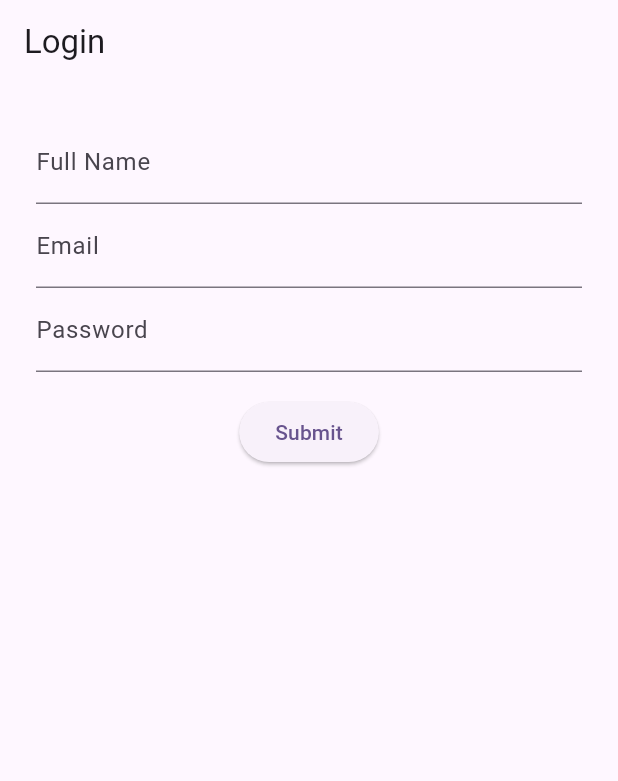
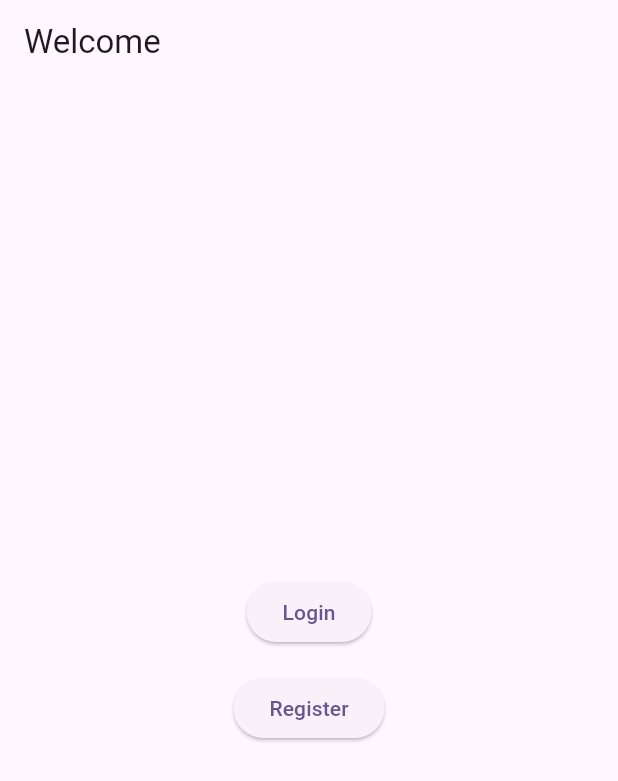
Before and after one commit to saisurisettigriffith/flutter_demo_ssuriset, a Flutter app: the screen it shows after launch, on a phone screen of 412 x 824 dp. Shown: the top 781 px of the screen. Run offline on Flutter 3.47's test engine with Material 3 defaults, Android fonts, the phone set to English and light mode, and no system bars; our stand-ins replace firebase_auth, firebase_core; accounts and stored records are empty.

Commit message:
Register and Login

```diff
--- a/lib/main.dart
+++ b/lib/main.dart
@@ -1,10 +1,14 @@
-// lib/main.dart
-
 import 'package:flutter/material.dart';
 import 'package:firebase_core/firebase_core.dart';
-import 'package:firebase_auth/firebase_auth.dart';
 import 'package:provider/provider.dart';
 import 'firebase_options.dart';
+
+import 'services/auth_service.dart';
+import 'view_models/auth_view_model.dart';
+import 'pages/landing_page.dart';
+import 'pages/login_page.dart';
+import 'pages/register_page.dart';
+import 'pages/home_page.dart';
 
 Future<void> main() async {
   WidgetsFlutterBinding.ensureInitialized();
@@ -19,179 +23,25 @@
 
   @override
   Widget build(BuildContext context) {
-    return ChangeNotifierProvider<AuthViewModel>(
-      create: (_) => AuthViewModel(),
+    return Provider<AuthService>(
+      create: (_) => FirebaseAuthService(),
+      child: ChangeNotifierProvider<AuthViewModel>(
+        create: (ctx) => AuthViewModel(ctx.read<AuthService>()),
         child: MaterialApp(
           title: 'Flutter Demo by Sai Surisetti',
           theme: ThemeData.from(
             colorScheme: ColorScheme.fromSeed(seedColor: Colors.deepPurple),
             useMaterial3: true,
           ),
-        home: const AuthGate(),
-      ),
-    );
-  }
-}
-
-class AuthViewModel extends ChangeNotifier {
-  final FirebaseAuth _auth = FirebaseAuth.instance;
-  bool _loading = false;
-  String? _error;
-
-  bool get loading => _loading;
-  String? get error => _error;
-
-  Future<void> signInOrRegister({
-    required String fullName,
-    required String email,
-    required String password,
-  }) async {
-    _loading = true;
-    _error = null;
-    notifyListeners();
-
-    try {
-      await _auth.signInWithEmailAndPassword(email: email, password: password);
-    } on FirebaseAuthException catch (e) {
-      if (e.code == 'user-not-found') {
-        final cred = await _auth.createUserWithEmailAndPassword(
-          email: email,
-          password: password,
-        );
-        await cred.user?.updateDisplayName(fullName);
-      } else {
-        _error = e.message;
-      }
-    } catch (e) {
-      _error = e.toString();
-    }
-
-    _loading = false;
-    notifyListeners();
-  }
-
-  Future<void> signOut() => _auth.signOut();
-}
-
-class AuthGate extends StatelessWidget {
-  const AuthGate({Key? key}) : super(key: key);
-
-  @override
-  Widget build(BuildContext context) {
-    return StreamBuilder<User?>(
-      stream: FirebaseAuth.instance.authStateChanges(),
-      builder: (context, snapshot) {
-        if (snapshot.connectionState == ConnectionState.active) {
-          return snapshot.data == null ? const LoginPage() : const HomePage();
-        }
-        return const Scaffold(
-          body: Center(child: CircularProgressIndicator()),
-        );
+          initialRoute: '/landing',
+          routes: {
+            '/landing': (_) => const LandingPage(),
+            '/login': (_) => const LoginPage(),
+            '/register': (_) => const RegisterPage(),
+            '/home': (_) => const HomePage(),
           },
-    );
-  }
-}
-
-class LoginPage extends StatefulWidget {
-  const LoginPage({Key? key}) : super(key: key);
-
-  @override
-  State<LoginPage> createState() => _LoginPageState();
-}
-
-class _LoginPageState extends State<LoginPage> {
-  final _formKey = GlobalKey<FormState>();
-  final _nameCtrl = TextEditingController();
-  final _emailCtrl = TextEditingController();
-  final _passCtrl = TextEditingController();
-
-  @override
-  void dispose() {
-    _nameCtrl.dispose();
-    _emailCtrl.dispose();
-    _passCtrl.dispose();
-    super.dispose();
-  }
-
-  @override
-  Widget build(BuildContext context) {
-    final vm = context.watch<AuthViewModel>();
-
-    return Scaffold(
-      appBar: AppBar(title: const Text('Login')),
-      body: Padding(
-        padding: const EdgeInsets.all(24),
-        child: Form(
-          key: _formKey,
-          child: Column(mainAxisSize: MainAxisSize.min, children: [
-            TextFormField(
-              controller: _nameCtrl,
-              decoration: const InputDecoration(labelText: 'Full Name'),
-              validator: (v) =>
-                  (v != null && v.trim().isNotEmpty) ? null : 'Enter your name',
-            ),
-            TextFormField(
-              controller: _emailCtrl,
-              decoration: const InputDecoration(labelText: 'Email'),
-              validator: (v) =>
-                  (v != null && v.contains('@')) ? null : 'Enter valid email',
-            ),
-            TextFormField(
-              controller: _passCtrl,
-              decoration: const InputDecoration(labelText: 'Password'),
-              obscureText: true,
-              validator: (v) =>
-                  (v != null && v.length >= 6) ? null : 'Min 6 chars',
-            ),
-            const SizedBox(height: 16),
-            if (vm.error != null)
-              Text(vm.error!, style: const TextStyle(color: Colors.red)),
-            ElevatedButton(
-              onPressed: vm.loading
-                  ? null
-                  : () {
-                      if (_formKey.currentState!.validate()) {
-                        vm.signInOrRegister(
-                          fullName: _nameCtrl.text.trim(),
-                          email: _emailCtrl.text.trim(),
-                          password: _passCtrl.text,
-                        );
-                      }
-                    },
-              child: vm.loading
-                  ? const CircularProgressIndicator()
-                  : const Text('Submit'),
-            ),
-          ]),
         ),
       ),
     );
   }
 }
-
-class HomePage extends StatelessWidget {
-  const HomePage({Key? key}) : super(key: key);
-
-  @override
-  Widget build(BuildContext context) {
-    final user = FirebaseAuth.instance.currentUser!;
-
-    return Scaffold(
-      appBar: AppBar(
-        title: const Text('Home'),
-        actions: [
-          IconButton(
-            icon: const Icon(Icons.logout),
-            onPressed: () => context.read<AuthViewModel>().signOut(),
-          )
-        ],
-      ),
-      body: Center(
-        child: Text(
-          "Hey, ${user.displayName ?? user.email}! You’re successfully logged in.",
-          style: Theme.of(context).textTheme.headlineSmall,
-        ),
-      ),
-    );
-  }
-}
--- /dev/null
+++ b/lib/pages/landing_page.dart
@@ -0,0 +1,30 @@
+// lib/pages/landing_page.dart
+
+import 'package:flutter/material.dart';
+
+class LandingPage extends StatelessWidget {
+  const LandingPage({super.key});
+
+  @override
+  Widget build(BuildContext context) {
+    return Scaffold(
+      appBar: AppBar(title: const Text('Welcome')),
+      body: Center(
+        child: Column(
+          mainAxisSize: MainAxisSize.min,
+          children: [
+            ElevatedButton(
+              onPressed: () => Navigator.pushReplacementNamed(context, '/login'),
+              child: const Text('Login'),
+            ),
+            const SizedBox(height: 16),
+            ElevatedButton(
+              onPressed: () => Navigator.pushReplacementNamed(context, '/register'),
+              child: const Text('Register'),
+            ),
+          ],
+        ),
+      ),
+    );
+  }
+}
--- /dev/null
+++ b/lib/services/auth_service.dart
@@ -0,0 +1,31 @@
+import 'package:firebase_auth/firebase_auth.dart';
+
+abstract interface class AuthService {
+  Stream<User?> authChanges();
+  Future<void> login(String email, String password);
+  Future<void> register(String fullName, String email, String password);
+  Future<void> logout();
+}
+
+class FirebaseAuthService implements AuthService {
+  final FirebaseAuth _auth = FirebaseAuth.instance;
+
+  @override
+  Stream<User?> authChanges() => _auth.authStateChanges();
+
+  @override
+  Future<void> login(String email, String password) =>
+      _auth.signInWithEmailAndPassword(email: email, password: password);
+
+  @override
+  Future<void> register(String fullName, String email, String password) async {
+    final cred = await _auth.createUserWithEmailAndPassword(
+      email: email,
+      password: password,
+    );
+    await cred.user?.updateDisplayName(fullName);
+  }
+
+  @override
+  Future<void> logout() => _auth.signOut();
+}
--- /dev/null
+++ b/lib/view_models/auth_view_model.dart
@@ -0,0 +1,38 @@
+import 'package:flutter/foundation.dart';
+import '../services/auth_service.dart';
+
+class AuthViewModel extends ChangeNotifier {
+  final AuthService _svc;
+  AuthViewModel(this._svc);
+
+  bool _loading = false;
+  String? _error;
+  bool get loading => _loading;
+  String? get error => _error;
+
+  Future<void> login(String email, String pw) => _wrap(() => _svc.login(email, pw));
+  Future<void> register(String name, String email, String pw) =>
+      _wrap(() => _svc.register(name, email, pw));
+  Future<void> logout() => _svc.logout();
+
+  Future<void> _wrap(Future<void> Function() op) async {
+    _loading = true;
+    _error = null;
+    notifyListeners();
+    try {
+      await op();
+    } on Exception catch (e) {
+      _error = _humanize(e);
+    }
+    _loading = false;
+    notifyListeners();
+  }
+
+  String _humanize(Object e) {
+    final msg = e.toString();
+    if (msg.contains('wrong-password')) return 'Wrong password.';
+    if (msg.contains('email-already-in-use')) return 'Email already registered.';
+    if (msg.contains('user-not-found')) return 'User not found. Register first.';
+    return msg;
+  }
+}
```
Also changed, not shown: lib/pages/home_page.dart (added, +37 -0 lines), lib/pages/login_page.dart (added, +78 -0 lines), lib/pages/register_page.dart (added, +87 -0 lines), 1 other file. Lines whose indentation alone changed are shown as unchanged.
